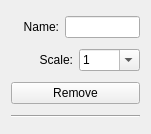
Old version of the form SpriteSheetPacker/ScalingVariantWidget.ui in the repository amakaseev/sprite-sheet-packer.
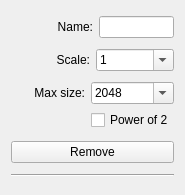
New version of the form. Icons and pictures are not drawn.

What changed in the file:
```diff
--- a/SpriteSheetPacker/ScalingVariantWidget.ui
+++ b/SpriteSheetPacker/ScalingVariantWidget.ui
@@ -6,8 +6,8 @@
    <rect>
     <x>0</x>
     <y>0</y>
-    <width>151</width>
-    <height>134</height>
+    <width>185</width>
+    <height>195</height>
    </rect>
   </property>
   <property name="windowTitle">
@@ -98,6 +98,91 @@
      </item>
     </layout>
    </item>
+   <item>
+    <layout class="QGridLayout" name="gridLayout">
+     <item row="0" column="1">
+      <widget class="QComboBox" name="maxTextureSizeComboBox">
+       <property name="toolTip">
+        <string>&lt;html&gt;&lt;head/&gt;&lt;body&gt;&lt;p&gt;&lt;span style=&quot; font-size:18pt; font-weight:600;&quot;&gt;Max size&lt;/span&gt;&lt;/p&gt;&lt;p&gt;Sets the maximum size for the texture, default is 8192.&lt;/p&gt;&lt;/body&gt;&lt;/html&gt;</string>
+       </property>
+       <property name="editable">
+        <bool>true</bool>
+       </property>
+       <property name="currentIndex">
+        <number>6</number>
+       </property>
+       <item>
+        <property name="text">
+         <string>32</string>
+        </property>
+       </item>
+       <item>
+        <property name="text">
+         <string>64</string>
+        </property>
+       </item>
+       <item>
+        <property name="text">
+         <string>128</string>
+        </property>
+       </item>
+       <item>
+        <property name="text">
+         <string>256</string>
+        </property>
+       </item>
+       <item>
+        <property name="text">
+         <string>512</string>
+        </property>
+       </item>
+       <item>
+        <property name="text">
+         <string>1024</string>
+        </property>
+       </item>
+       <item>
+        <property name="text">
+         <string>2048</string>
+        </property>
+       </item>
+       <item>
+        <property name="text">
+         <string>4096</string>
+        </property>
+       </item>
+       <item>
+        <property name="text">
+         <string>8192</string>
+        </property>
+       </item>
+      </widget>
+     </item>
+     <item row="0" column="0">
+      <widget class="QLabel" name="label_2">
+       <property name="sizePolicy">
+        <sizepolicy hsizetype="Preferred" vsizetype="Preferred">
+         <horstretch>0</horstretch>
+         <verstretch>0</verstretch>
+        </sizepolicy>
+       </property>
+       <property name="text">
+        <string>Max size:</string>
+       </property>
+       <property name="alignment">
+        <set>Qt::AlignRight|Qt::AlignTrailing|Qt::AlignVCenter</set>
+       </property>
+      </widget>
+     </item>
+     <item row="1" column="1">
+      <widget class="QCheckBox" name="pow2CheckBox">
+       <property name="text">
+        <string>Power of 2</string>
+       </property>
+      </widget>
+     </item>
+    </layout>
+   </item>
    <item>
     <widget class="QPushButton" name="removePushButton">
      <property name="text">
```
